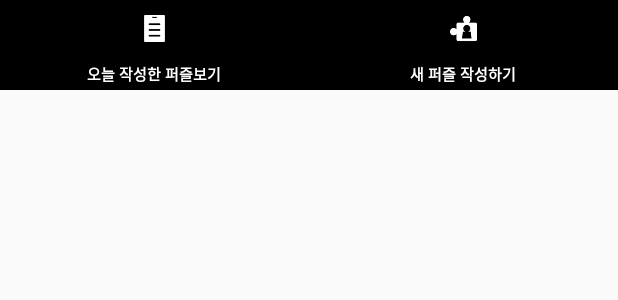
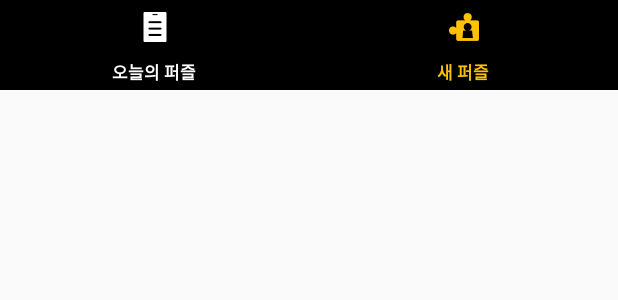
Before and after one commit to HanSeungBeom/PuzzlePiece, an Android app: the layout notify_always.xml on its own in the app's theme, with its tools: preview values and no code run, on a phone screen of 412 x 824 dp. Shown: the top 300 px of the screen. Run offline under Robolectric (Android 15) with nearby library versions, the phone set to English and light mode, and no system bars.

```diff
--- a/app/src/main/res/layout/notify_always.xml
+++ b/app/src/main/res/layout/notify_always.xml
@@ -13,7 +13,7 @@
         android:orientation="vertical"
 >
         <ImageView
-             android:padding="10dp"
+             android:padding="8dp"
             android:scaleType="centerInside"
             android:layout_weight="1"
             android:id="@+id/review_today_puzzles"
@@ -22,8 +22,8 @@
             android:layout_height="match_parent" />
         <TextView
             android:textColor="@color/white"
-            android:text="오늘 작성한 퍼즐보기"
-            android:textSize="10dp"
+            android:text="오늘의 퍼즐"
+            android:textSize="11dp"
             android:textStyle="bold"
             android:padding="3dp"
             android:layout_width="wrap_content"
@@ -38,7 +38,8 @@
         android:layout_weight="2"
         >
         <ImageView
-            android:padding="10dp"
+            android:padding="8dp"
+            android:tint="@color/material_amber"
             android:scaleType="centerInside"
             android:id="@+id/add_newpuzzle"
             android:src="@drawable/ic_noti_puzzle1"
@@ -46,10 +47,10 @@
             android:layout_weight="1"
             android:layout_height="match_parent" />
         <TextView
-            android:textColor="@color/white"
-            android:text="새 퍼즐 작성하기"
+            android:textColor="@color/material_amber"
+            android:text="새 퍼즐"
             android:textStyle="bold"
-            android:textSize="10dp"
+            android:textSize="11dp"
             android:padding="3dp"
             android:layout_width="wrap_content"
             android:layout_height="wrap_content" />
```
Also changed, not shown: app/src/main/java/bumbums/puzzlepiece/ui/MainActivity.java (+6 -1 lines), app/src/main/java/bumbums/puzzlepiece/util/BackPressCloseHandler.java (added, +34 -0 lines).
